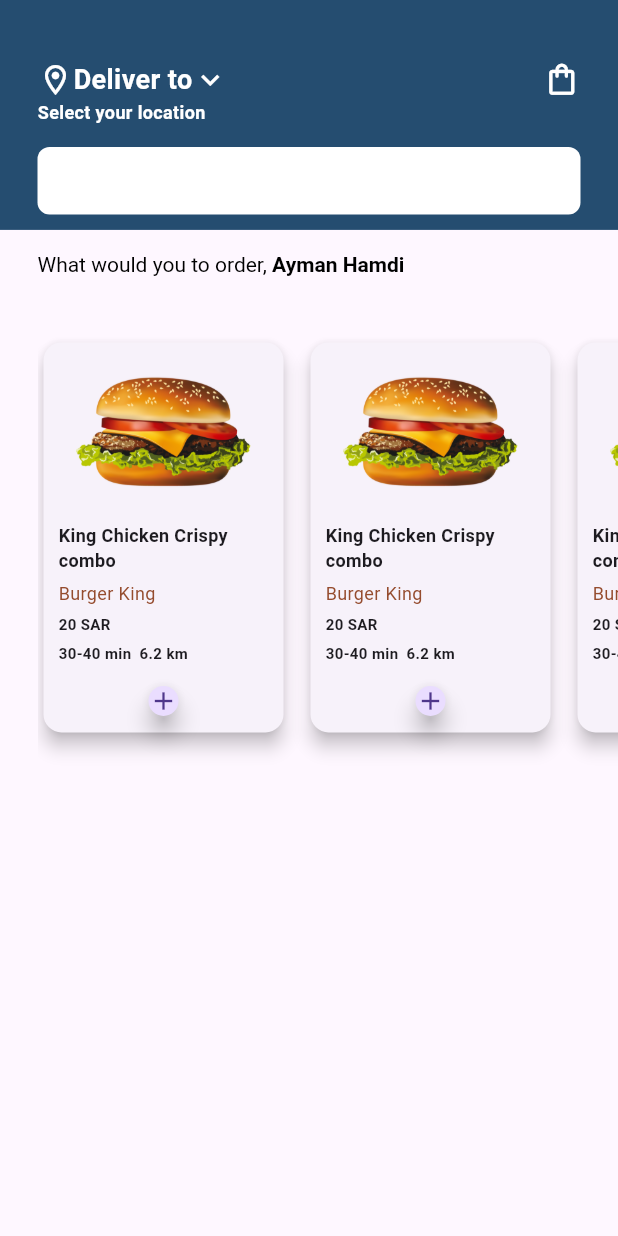
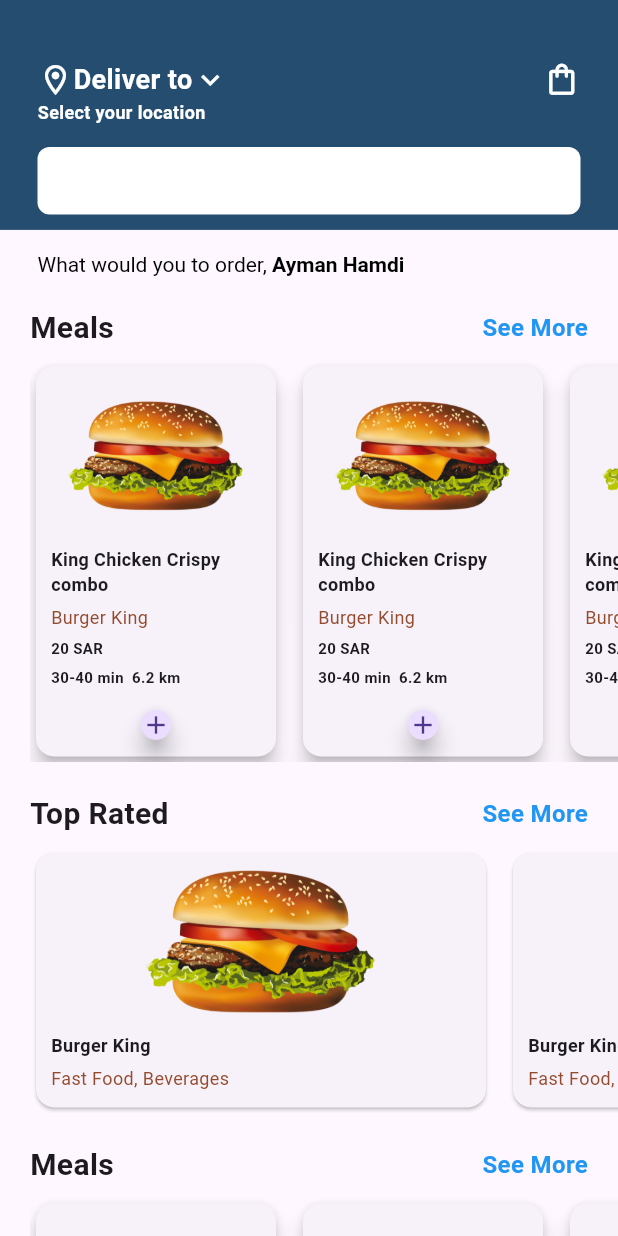
Before and after one commit to ayman-dev09/deliveryapp, a Flutter app: the screen it shows after launch, on a phone screen of 412 x 824 dp. Run offline on Flutter 3.47's test engine with Material 3 defaults, Android fonts, the phone set to English and light mode, and no system bars; our stand-ins replace get.

Commit message:
27-09-2025 commit home

```diff
--- /dev/null
+++ b/lib/view/pages/general_widgets/horizontal_list_big_widget.dart
@@ -0,0 +1,111 @@
+import 'package:deliveryapp/themes/colors.dart';
+import 'package:flutter/material.dart';
+
+class HorizontalListBigWidget extends StatelessWidget {
+  const HorizontalListBigWidget({
+    super.key,
+    required this.listTitle,
+    required this.seeMoreText,
+    required this.imageName,
+    required this.restaurantName,
+    required this.subtitleRestaurant,
+  });
+  final String listTitle;
+  final String seeMoreText;
+  final String imageName;
+  final String restaurantName;
+  final String subtitleRestaurant;
+
+  @override
+  Widget build(BuildContext context) {
+    return Padding(
+      padding: const EdgeInsets.only(left: 20, top: 20),
+      child: Column(
+        crossAxisAlignment: CrossAxisAlignment.start,
+        children: [
+          Row(
+            crossAxisAlignment: CrossAxisAlignment.center,
+            children: [
+              Text(
+                listTitle,
+                style: TextStyle(fontWeight: FontWeight.bold, fontSize: 20),
+              ),
+              Spacer(),
+              Text(
+                seeMoreText,
+                style: TextStyle(
+                  color: Colors.blue,
+                  fontWeight: FontWeight.bold,
+                  fontSize: 16,
+                ),
+              ),
+              SizedBox(width: 20),
+            ],
+          ),
+          SizedBox(height: 5),
+          SizedBox(
+            height: 180,
+            child: ListView.builder(
+              itemCount: 10,
+              shrinkWrap: true,
+              scrollDirection: Axis.horizontal,
+              itemBuilder: (_, index) {
+                return Column(
+                  mainAxisAlignment: MainAxisAlignment.end,
+                  children: [
+                    Padding(
+                      padding: const EdgeInsets.only(right: 10),
+                      child: item(),
+                    ),
+                  ],
+                );
+              },
+            ),
+          ),
+        ],
+      ),
+    );
+  }
+
+  Widget item() {
+    return Card(
+      //elevation: 5,
+      child: Container(
+        width: 300,
+        height: 170,
+        decoration: BoxDecoration(
+          borderRadius: BorderRadius.circular(10),
+          //color: Colors.amber,
+        ),
+        child: Column(
+          crossAxisAlignment: CrossAxisAlignment.start,
+          children: [
+            Padding(
+              padding: const EdgeInsets.only(top: 10, left: 20, right: 20),
+              child: Image.asset(
+                imageName,
+                width: double.maxFinite,
+                height: 100,
+                fit: BoxFit.contain,
+              ),
+            ),
+            Padding(
+              padding: const EdgeInsets.only(top: 10, left: 10, right: 20),
+              child: Text(
+                restaurantName,
+                style: TextStyle(fontSize: 12, fontWeight: FontWeight.bold),
+              ),
+            ),
+            Padding(
+              padding: const EdgeInsets.only(top: 5, left: 10, right: 20),
+              child: Text(
+                subtitleRestaurant,
+                style: TextStyle(fontSize: 12, color: darkModerateOrange),
+              ),
+            ),
+          ],
+        ),
+      ),
+    );
+  }
+}
--- a/lib/view/pages/home_screen_widgets/horizontal_list_widget.dart
+++ b/lib/view/pages/general_widgets/horizontal_list_widget.dart
@@ -1,30 +1,63 @@
 import 'package:deliveryapp/themes/colors.dart';
-import 'package:deliveryapp/view/pages/item_details_widgets/item_details_screen.dart';
 import 'package:flutter/material.dart';
-import 'package:get/get_core/src/get_main.dart';
-import 'package:get/get_navigation/get_navigation.dart';
 
 class HorizontalListWidget extends StatelessWidget {
-  const HorizontalListWidget({super.key});
+  const HorizontalListWidget({
+    super.key,
+    required this.listTitle,
+    required this.seeMoreText,
+    required this.imageName,
+    required this.mealName,
+    required this.restaurantName,
+    required this.price,
+    required this.distanceandTime,
+    required this.floatingButton,
+  });
+  final String listTitle;
+  final String seeMoreText;
+  final String imageName;
+  final String mealName;
+  final String restaurantName;
+  final String price;
+  final String distanceandTime;
+  final Function()? floatingButton;
 
   @override
   Widget build(BuildContext context) {
     return Padding(
-      padding: const EdgeInsets.only(top: 20),
-      child: SizedBox(
-        width: double.infinity,
-        height: 320,
-        //color: Colors.blue,
-        child: Padding(
-          padding: const EdgeInsets.only(top: 20, left: 25),
-          child: SizedBox(
-            height: 220,
+      padding: const EdgeInsets.only(left: 20, top: 20),
+      child: Column(
+        crossAxisAlignment: CrossAxisAlignment.start,
+        children: [
+          Row(
+            crossAxisAlignment: CrossAxisAlignment.center,
+            children: [
+              Text(
+                listTitle,
+                style: TextStyle(fontWeight: FontWeight.bold, fontSize: 20),
+              ),
+              Spacer(),
+              Text(
+                seeMoreText,
+                style: TextStyle(
+                  color: Colors.blue,
+                  fontWeight: FontWeight.bold,
+                  fontSize: 16,
+                ),
+              ),
+              SizedBox(width: 20),
+            ],
+          ),
+          SizedBox(height: 5),
+          SizedBox(
+            height: 270,
             child: ListView.builder(
               itemCount: 10,
               shrinkWrap: true,
               scrollDirection: Axis.horizontal,
               itemBuilder: (_, index) {
                 return Column(
+                  mainAxisAlignment: MainAxisAlignment.end,
                   children: [
                     Padding(
                       padding: const EdgeInsets.only(right: 10),
@@ -35,7 +68,7 @@
               },
             ),
           ),
-        ),
+        ],
       ),
     );
   }
@@ -56,7 +89,7 @@
             Padding(
               padding: const EdgeInsets.only(top: 10, left: 20, right: 20),
               child: Image.asset(
-                'assets/list_food_images/burger.png',
+                imageName,
                 width: double.maxFinite,
                 height: 100,
                 fit: BoxFit.contain,
@@ -65,28 +98,28 @@
             Padding(
               padding: const EdgeInsets.only(top: 10, left: 10, right: 20),
               child: Text(
-                'King Chicken Crispy combo',
+                mealName,
                 style: TextStyle(fontSize: 12, fontWeight: FontWeight.bold),
               ),
             ),
             Padding(
               padding: const EdgeInsets.only(top: 5, left: 10, right: 20),
               child: Text(
-                'Burger King',
+                restaurantName,
                 style: TextStyle(fontSize: 12, color: darkModerateOrange),
               ),
             ),
             Padding(
               padding: const EdgeInsets.only(top: 5, left: 10, right: 20),
               child: Text(
-                '20 SAR',
+                price,
                 style: TextStyle(fontSize: 10, fontWeight: FontWeight.bold),
               ),
             ),
             Padding(
               padding: const EdgeInsets.only(top: 5, left: 10, right: 20),
               child: Text(
-                '30-40 min  6.2 km',
+                distanceandTime,
                 style: TextStyle(fontSize: 10, fontWeight: FontWeight.bold),
               ),
             ),
@@ -98,9 +131,7 @@
                   width: 20,
                   height: 20,
                   child: FloatingActionButton(
-                    onPressed: () {
-                      Get.to(() => ItemDetailsScreen());
-                    },
+                    onPressed: floatingButton,
                     child: Icon(Icons.add, size: 20),
                   ),
                 ),
--- a/lib/view/pages/home_screen.dart
+++ b/lib/view/pages/home_screen.dart
@@ -1,5 +1,6 @@
 import 'package:deliveryapp/view/pages/home_screen_widgets/appbar_home_screen_widget.dart';
-import 'package:deliveryapp/view/pages/home_screen_widgets/horizontal_list_widget.dart';
+import 'package:deliveryapp/view/pages/home_screen_widgets/meals_list_widget.dart';
+import 'package:deliveryapp/view/pages/home_screen_widgets/top_rated_widget.dart';
 import 'package:deliveryapp/view/pages/home_screen_widgets/username_text_widget.dart';
 import 'package:flutter/material.dart';
 
@@ -9,13 +10,17 @@
   @override
   Widget build(BuildContext context) {
     return Scaffold(
-      body: Column(
-        crossAxisAlignment: CrossAxisAlignment.start,
-        children: [
-          AppbarHomeScreenWidget(),
-          UsernameTextWidget(),
-          HorizontalListWidget(),
-        ],
+      body: SingleChildScrollView(
+        child: Column(
+          crossAxisAlignment: CrossAxisAlignment.start,
+          children: [
+            AppbarHomeScreenWidget(),
+            UsernameTextWidget(),
+            MealsListWidget(),
+            TopRatedWidget(),
+            MealsListWidget(),
+          ],
+        ),
       ),
     );
   }
--- /dev/null
+++ b/lib/view/pages/home_screen_widgets/meals_list_widget.dart
@@ -0,0 +1,25 @@
+import 'package:deliveryapp/view/pages/general_widgets/horizontal_list_widget.dart';
+import 'package:deliveryapp/view/pages/item_details_widgets/item_details_screen.dart';
+import 'package:flutter/material.dart';
+import 'package:get/get_core/src/get_main.dart';
+import 'package:get/get_navigation/get_navigation.dart';
+
+class MealsListWidget extends StatelessWidget {
+  const MealsListWidget({super.key});
+
+  @override
+  Widget build(BuildContext context) {
+    return HorizontalListWidget(
+      listTitle: 'Meals',
+      seeMoreText: 'See More',
+      imageName: 'assets/list_food_images/burger.png',
+      mealName: 'King Chicken Crispy combo',
+      restaurantName: 'Burger King',
+      price: '20 SAR',
+      distanceandTime: '30-40 min  6.2 km',
+      floatingButton: () {
+        Get.to(() => ItemDetailsScreen());
+      },
+    );
+  }
+}
--- /dev/null
+++ b/lib/view/pages/home_screen_widgets/top_rated_widget.dart
@@ -0,0 +1,17 @@
+import 'package:deliveryapp/view/pages/general_widgets/horizontal_list_big_widget.dart';
+import 'package:flutter/material.dart';
+
+class TopRatedWidget extends StatelessWidget {
+  const TopRatedWidget({super.key});
+
+  @override
+  Widget build(BuildContext context) {
+    return HorizontalListBigWidget(
+      listTitle: 'Top Rated',
+      seeMoreText: 'See More',
+      imageName: 'assets/list_food_images/burger.png',
+      restaurantName: 'Burger King',
+      subtitleRestaurant: 'Fast Food, Beverages',
+    );
+  }
+}
```
